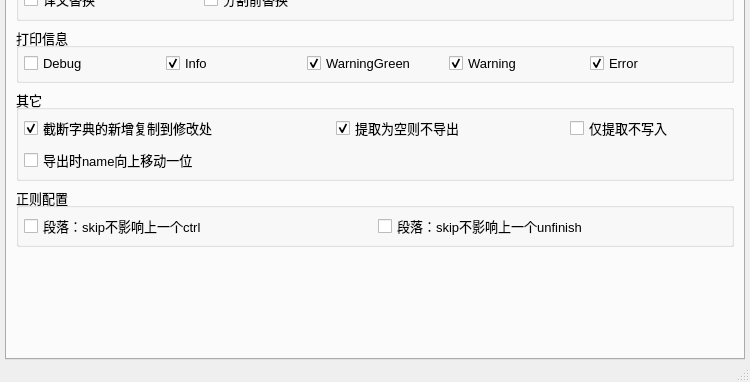
satan53x/SExtractor, file main/ui_mainWindow.ui: the form before one commit; both pictures show x 0 to 750 and y 268 to 650 of the 750 by 650 pixel window.
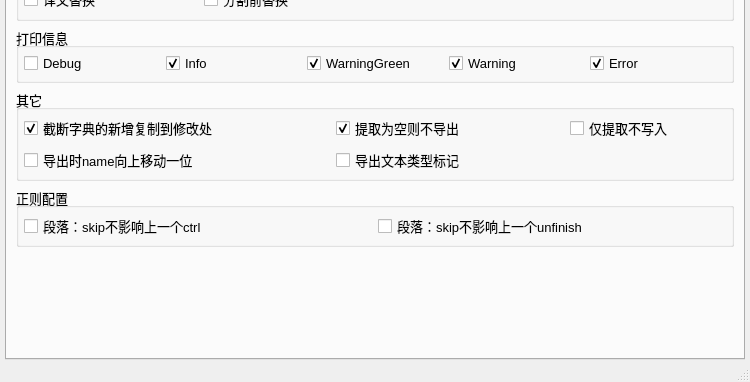
The form after the commit. The open tabs and pages were chosen to show the change.

Commit message: 添加功能：导出文本类型标识

```diff
--- a/main/ui_mainWindow.ui
+++ b/main/ui_mainWindow.ui
@@ -13,7 +13,7 @@
   <property name="minimumSize">
    <size>
     <width>600</width>
-    <height>500</height>
+    <height>550</height>
    </size>
   </property>
   <property name="font">
@@ -1012,7 +1012,7 @@
            </item>
            <item>
             <widget class="QWidget" name="widget_18" native="true">
-             <layout class="QHBoxLayout" name="horizontalLayout_25">
+             <layout class="QHBoxLayout" name="horizontalLayout_25" stretch="4,3,2">
               <property name="spacing">
                <number>0</number>
               </property>
@@ -1035,6 +1035,26 @@
                 </property>
                </widget>
               </item>
+              <item>
+               <widget class="QCheckBox" name="outputTextTypeCheck">
+                <property name="text">
+                 <string>导出文本类型标记</string>
+                </property>
+               </widget>
+              </item>
+              <item>
+               <spacer name="horizontalSpacer_6">
+                <property name="orientation">
+                 <enum>Qt::Horizontal</enum>
+                </property>
+                <property name="sizeHint" stdset="0">
+                 <size>
+                  <width>40</width>
+                  <height>20</height>
+                 </size>
+                </property>
+               </spacer>
+              </item>
              </layout>
             </widget>
            </item>
```
The commit also changes 6 other files.
